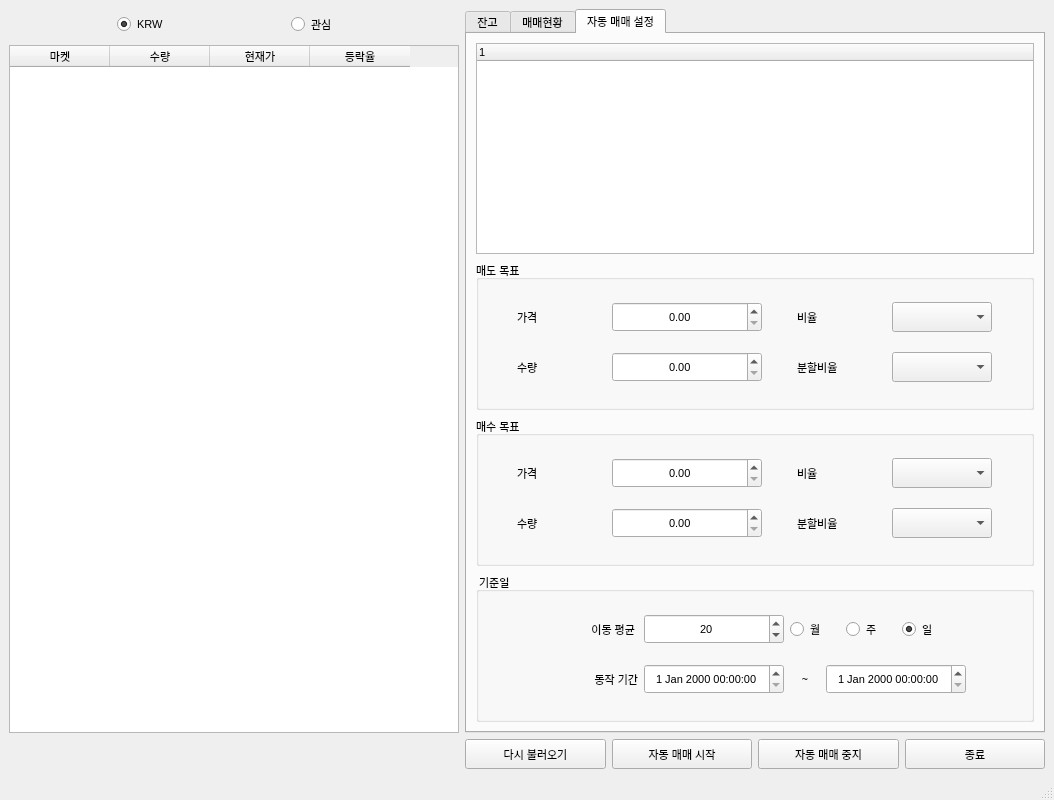
This is main1.ui in changhee-won/AiCoinsTrade as Qt 5 draws it before an edit. The edited form follows.
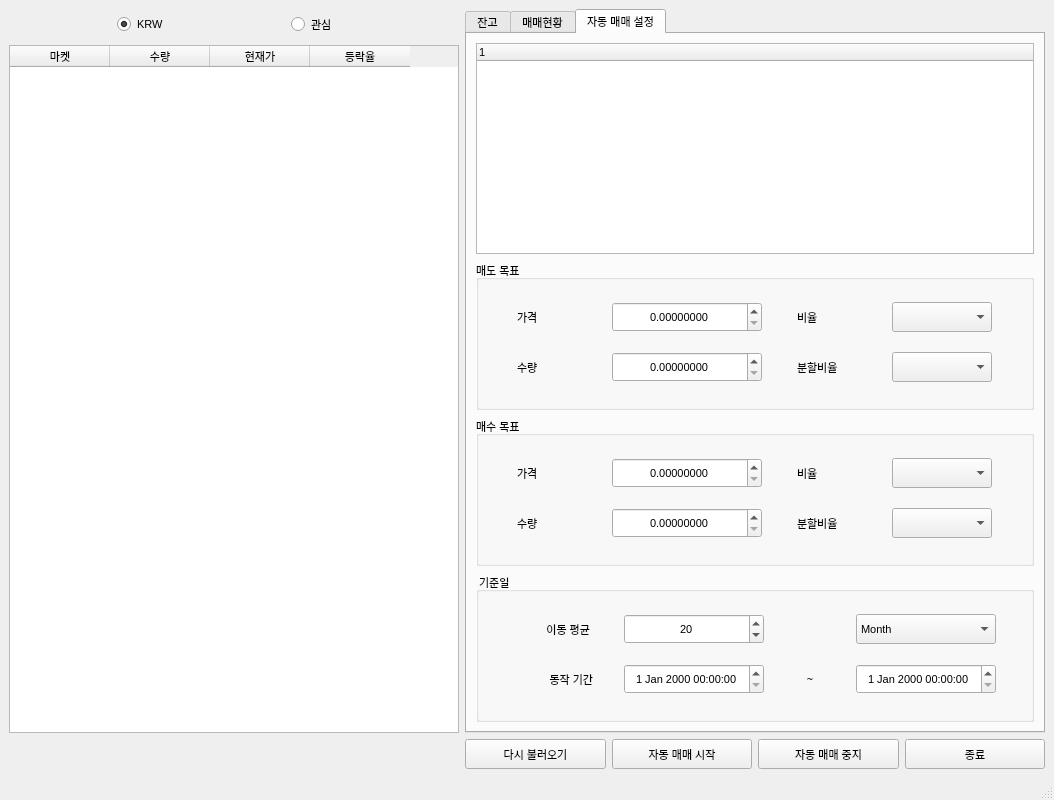
This is the edited form. The open tabs and pages were chosen to show the change.

Commit message: 수정함:        aicoin_main.py 	수정함:        main1.ui 	수정함:        upbitApi.py

Patch:
```diff
--- a/main1.ui
+++ b/main1.ui
@@ -1621,6 +1621,12 @@
                <property name="alignment">
                 <set>Qt::AlignCenter</set>
                </property>
+               <property name="decimals">
+                <number>8</number>
+               </property>
+               <property name="maximum">
+                <double>9999999999.989999771118164</double>
+               </property>
               </widget>
              </item>
              <item>
@@ -1707,6 +1713,12 @@
                <property name="alignment">
                 <set>Qt::AlignCenter</set>
                </property>
+               <property name="decimals">
+                <number>8</number>
+               </property>
+               <property name="maximum">
+                <double>9999999999.989999771118164</double>
+               </property>
               </widget>
              </item>
              <item>
@@ -1814,6 +1826,12 @@
                <property name="alignment">
                 <set>Qt::AlignCenter</set>
                </property>
+               <property name="decimals">
+                <number>8</number>
+               </property>
+               <property name="maximum">
+                <double>9999999999.989999771118164</double>
+               </property>
               </widget>
              </item>
              <item>
@@ -1900,6 +1918,12 @@
                <property name="alignment">
                 <set>Qt::AlignCenter</set>
                </property>
+               <property name="decimals">
+                <number>8</number>
+               </property>
+               <property name="maximum">
+                <double>9999999999.989999771118164</double>
+               </property>
               </widget>
              </item>
              <item>
@@ -1968,19 +1992,6 @@
           <layout class="QVBoxLayout" name="verticalLayout_6">
            <item>
             <layout class="QHBoxLayout" name="horizontalLayout_21">
-             <item>
-              <spacer name="horizontalSpacer_5">
-               <property name="orientation">
-                <enum>Qt::Horizontal</enum>
-               </property>
-               <property name="sizeHint" stdset="0">
-                <size>
-                 <width>40</width>
-                 <height>20</height>
-                </size>
-               </property>
-              </spacer>
-             </item>
              <item>
               <widget class="QLabel" name="label_ma">
                <property name="minimumSize">
@@ -2026,32 +2037,13 @@
               </widget>
              </item>
              <item>
-              <widget class="QRadioButton" name="radioButton_mam">
+              <widget class="QLabel" name="label">
                <property name="minimumSize">
                 <size>
-                 <width>50</width>
-                 <height>30</height>
-                </size>
-               </property>
-               <property name="maximumSize">
-                <size>
                  <width>30</width>
                  <height>30</height>
                 </size>
                </property>
-               <property name="text">
-                <string>월</string>
-               </property>
-              </widget>
-             </item>
-             <item>
-              <widget class="QRadioButton" name="radioButton_maw">
-               <property name="minimumSize">
-                <size>
-                 <width>50</width>
-                 <height>30</height>
-                </size>
-               </property>
                <property name="maximumSize">
                 <size>
                  <width>30</width>
@@ -2059,45 +2051,56 @@
                 </size>
                </property>
                <property name="text">
-                <string>주</string>
+                <string/>
                </property>
               </widget>
              </item>
              <item>
-              <widget class="QRadioButton" name="radioButton_mad">
+              <widget class="QComboBox" name="comboBox">
                <property name="minimumSize">
                 <size>
-                 <width>50</width>
+                 <width>140</width>
                  <height>30</height>
                 </size>
                </property>
                <property name="maximumSize">
                 <size>
-                 <width>30</width>
+                 <width>140</width>
                  <height>30</height>
                 </size>
                </property>
-               <property name="text">
-                <string>일</string>
-               </property>
-               <property name="checked">
-                <bool>true</bool>
-               </property>
+               <item>
+                <property name="text">
+                 <string>Month</string>
+                </property>
+               </item>
+               <item>
+                <property name="text">
+                 <string>Weeks</string>
+                </property>
+               </item>
+               <item>
+                <property name="text">
+                 <string>Days</string>
+                </property>
+               </item>
+               <item>
+                <property name="text">
+                 <string>Hours</string>
+                </property>
+               </item>
+               <item>
+                <property name="text">
+                 <string>Minutes</string>
+                </property>
+               </item>
+               <item>
+                <property name="text">
+                 <string>Seconds</string>
+                </property>
+               </item>
               </widget>
              </item>
-             <item>
-              <spacer name="horizontalSpacer_10">
-               <property name="orientation">
-                <enum>Qt::Horizontal</enum>
-               </property>
-               <property name="sizeHint" stdset="0">
-                <size>
-                 <width>40</width>
-                 <height>20</height>
-                </size>
-               </property>
-              </spacer>
-             </item>
             </layout>
            </item>
            <item>
@@ -2106,13 +2109,13 @@
               <widget class="QLabel" name="label_startdate">
                <property name="minimumSize">
                 <size>
-                 <width>150</width>
+                 <width>80</width>
                  <height>30</height>
                 </size>
                </property>
                <property name="maximumSize">
                 <size>
-                 <width>150</width>
+                 <width>80</width>
                  <height>30</height>
                 </size>
                </property>
@@ -2190,19 +2193,6 @@
                </property>
               </widget>
              </item>
-             <item>
-              <spacer name="horizontalSpacer_3">
-               <property name="orientation">
-                <enum>Qt::Horizontal</enum>
-               </property>
-               <property name="sizeHint" stdset="0">
-                <size>
-                 <width>40</width>
-                 <height>20</height>
-                </size>
-               </property>
-              </spacer>
-             </item>
             </layout>
            </item>
           </layout>
```
The commit also changes 3 other files.
